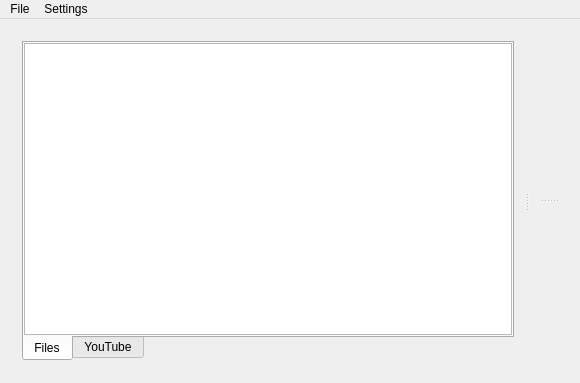
Before: the Qt Designer form mainapp/mainwindow.ui in ABuus/partyplayer, drawn with Qt 5.
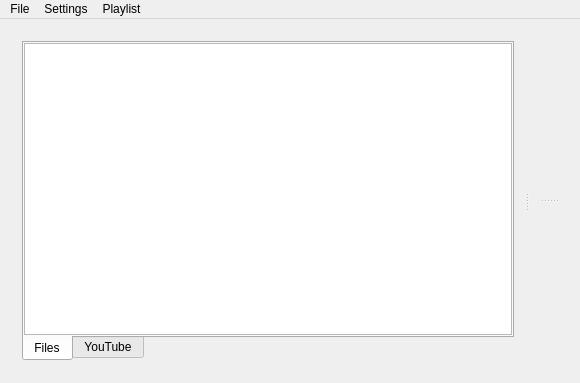
After: the same form once the commit is applied. Icons and pictures are not drawn. Custom widgets are drawn as their Qt base class.

Commit message: Mainwin: video hidden by default

```diff
--- a/mainapp/mainwindow.ui
+++ b/mainapp/mainwindow.ui
@@ -168,8 +168,16 @@
     <addaction name="separator"/>
     <addaction name="actionYouTube_HD"/>
    </widget>
+   <widget class="QMenu" name="menuPlaylist">
+    <property name="title">
+     <string>Playlist</string>
+    </property>
+    <addaction name="actionClearPlaylist"/>
+    <addaction name="actionSavePlaylist"/>
+   </widget>
    <addaction name="menuFile"/>
    <addaction name="menuSettings"/>
+   <addaction name="menuPlaylist"/>
   </widget>
   <action name="actionOpen_file">
    <property name="checkable">
```
Left out of the diff: 10 changed lines with no effect on the pictures. The commit also changes 1 other file.
